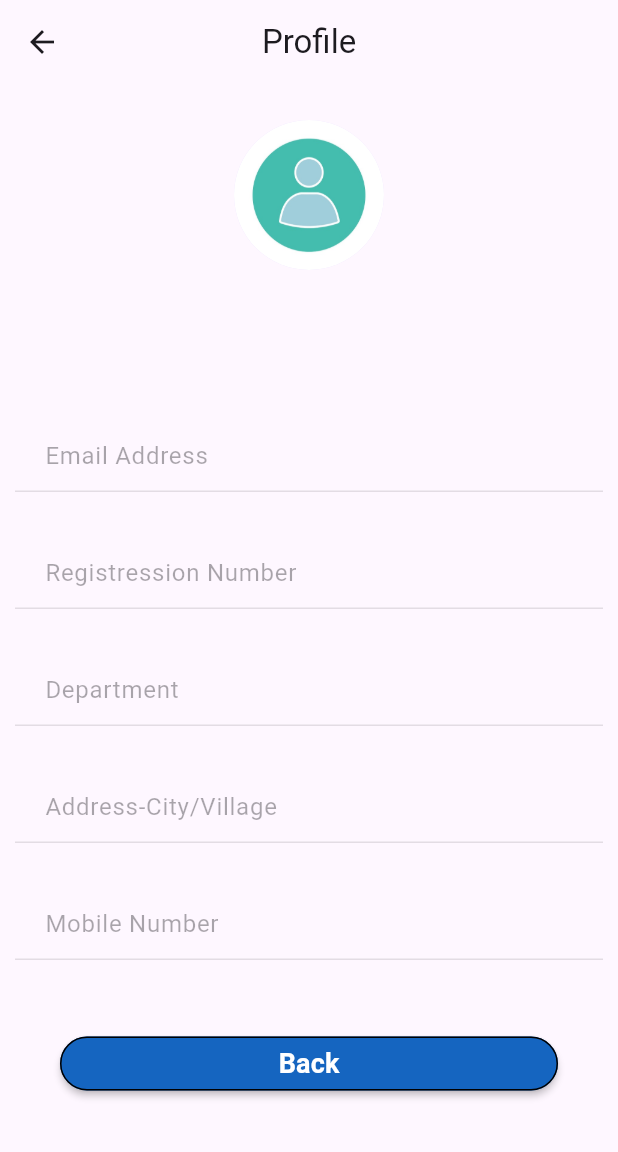
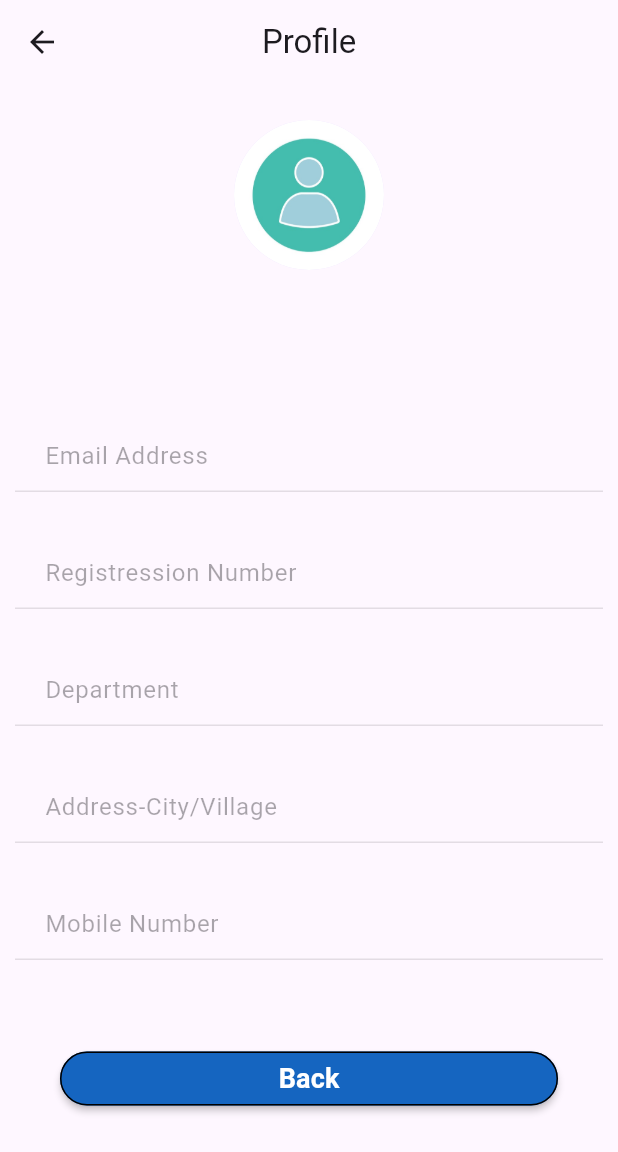
Before and after one commit to Omar-Qaneer/LetsGraduate_Mobile, a Flutter app: the StudentDetails screen opened directly with empty values, on a phone screen of 412 x 824 dp. Shown: the top 1152 px of the screen. Run offline on Flutter 3.47's test engine with Material 3 defaults, Android fonts, the phone set to English and light mode, and no system bars; our stand-ins replace flutter_otp_text_field, get, shared_preferences; accounts and stored records are empty.

Commit message:
Custom MaterialButton

```diff
--- a/lib/view/screen/supervisor/studentdetails.dart
+++ b/lib/view/screen/supervisor/studentdetails.dart
@@ -1,4 +1,5 @@
 import 'package:flutter/material.dart';
+import 'package:flutter_application_1/view/widget/supervisor/custommaterialbutton.dart';
 import 'package:flutter_application_1/view/widget/supervisor/customtextformfieldsupervisor.dart';
 import 'package:get/get.dart';
 
@@ -58,24 +59,13 @@ class StudentDetails extends StatelessWidget {
                 labeltext: "Mobile Number",
                 initialValue: student['mobileNumber'].toString()),
 
-            Container(
-              margin: const EdgeInsets.symmetric(horizontal: 30, vertical: 15),
-              child: MaterialButton(
-                  shape: OutlineInputBorder(
-                      borderRadius: BorderRadius.circular(20)),
-                  color: Colors.blue[800],
-                  textColor: Colors.white,
-                  onPressed: () {
-                    Get.back();
-                  },
-                  child: const Text(
-                    "Back",
-                    style: TextStyle(
-                      fontSize: 18,
-                      fontWeight: FontWeight.bold,
-                    ),
-                  )),
-            ),
+            CustomMaterialButtonSupervisor(
+              text: "Back",
+              vertical: 25,
+              onPressed: () {
+                Get.back();
+              },
+            )
           ],
         ),
       ),
--- /dev/null
+++ b/lib/view/widget/supervisor/custommaterialbutton.dart
@@ -0,0 +1,28 @@
+import 'package:flutter/material.dart';
+
+class CustomMaterialButtonSupervisor extends StatelessWidget {
+  final String text;
+  final double vertical;
+  final void Function()? onPressed;
+  const CustomMaterialButtonSupervisor(
+      {super.key, required this.text, this.onPressed, required this.vertical});
+
+  @override
+  Widget build(BuildContext context) {
+    return Container(
+      margin: EdgeInsets.symmetric(horizontal: 30, vertical: vertical),
+      child: MaterialButton(
+          shape: OutlineInputBorder(borderRadius: BorderRadius.circular(20)),
+          color: Colors.blue[800],
+          textColor: Colors.white,
+          onPressed: onPressed,
+          child: Text(
+            text,
+            style: const TextStyle(
+              fontSize: 18,
+              fontWeight: FontWeight.bold,
+            ),
+          )),
+    );
+  }
+}
```
